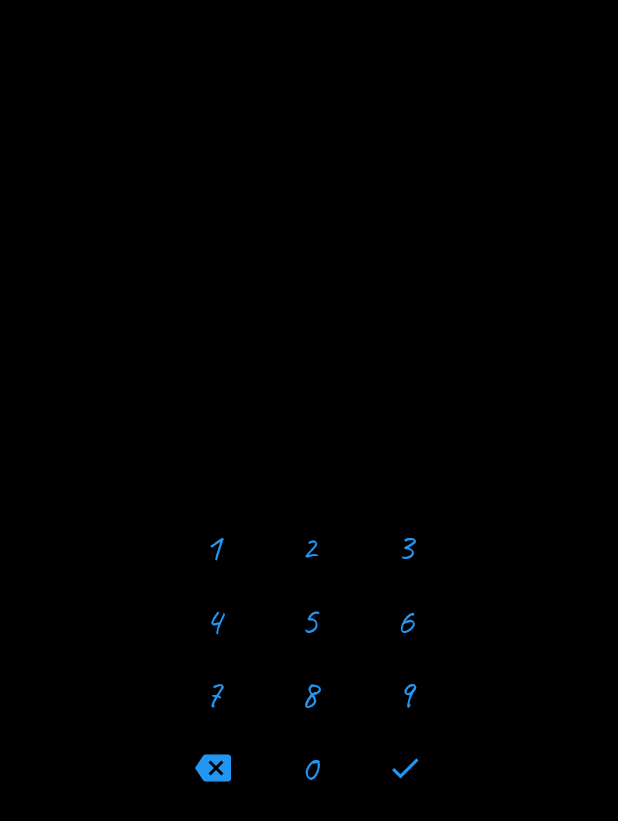
After one commit to psovit/phone-007, a Flutter app: the LockedScreen screen opened directly, scrolled down 576 dp, after a tap on the "backspace" icon, on a phone screen of 412 x 824 dp. The commit adds this screen. Shown: the top 821 px of the screen. Run offline on Flutter 3.47's test engine with Material 2 defaults, Android fonts, the light colour scheme and no system bars; our stand-ins replace flutter_redux, redux, timeago.

Commit message:
Lock screen design

```diff
--- a/lib/models/mission.dart
+++ b/lib/models/mission.dart
@@ -14,6 +14,7 @@ class Mission {
     this.hasGallery = true,
     this.hasInternetBrowser = false,
     this.hasNotes = false,
+    this.screenLocked = false,
   });
   final int id;
   final String title;
@@ -27,4 +28,7 @@ class Mission {
   final String questionText;
   final List<String> possibleAnswers;
   final bool hasNotes;
+  bool screenLocked;
+
+  void unlockScreen() => screenLocked = false;
 }
--- a/lib/redux/mission_state/mission_state.dart
+++ b/lib/redux/mission_state/mission_state.dart
@@ -27,4 +27,9 @@ class MissionState {
   Mission? getCurrentMission() {
     return _mission;
   }
+
+  MissionState unlockScreen() {
+    _mission?.unlockScreen();
+    return MissionState(_missions, _mission);
+  }
 }
--- a/lib/redux/mission_state/reducers.dart
+++ b/lib/redux/mission_state/reducers.dart
@@ -1,5 +1,6 @@
 import 'package:phone007/redux/core/exports.dart';
 import 'package:phone007/redux/mission_state/actions/export.dart';
+import 'package:phone007/redux/mission_state/actions/unlock_screen.dart';
 import 'package:phone007/redux/mission_state/mission_state.dart';
 import 'package:redux/redux.dart';
 
@@ -8,5 +9,6 @@ class MissionReducer extends GroupReducer<MissionState> {
       : super(<Reducer<MissionState>>[
           LoadMissionsReducer(),
           SetCurrentMissionReducer(),
+          UnlockScreenReducer(),
         ]);
 }
--- a/lib/screens/missions/introduction.dart
+++ b/lib/screens/missions/introduction.dart
@@ -62,9 +62,7 @@ class Introduction extends StatelessWidget {
               Di().getStore().dispatch(InitMission(mission));
               Navigator.of(context).push<dynamic>(
                 MaterialPageRoute<dynamic>(
-                  builder: (BuildContext context) => MissionScreen(
-                    mission: mission,
-                  ),
+                  builder: (BuildContext context) => MissionScreen(),
                 ),
               );
             }),
--- /dev/null
+++ b/lib/widgets/locked_screen.dart
@@ -0,0 +1,189 @@
+import 'package:flutter/material.dart';
+import 'package:flutter/services.dart';
+import 'package:phone007/redux/mission_state/actions/unlock_screen.dart';
+import 'package:phone007/utils/exports.dart';
+import 'package:phone007/widgets/shake_x.dart';
+
+class LockedScreen extends StatefulWidget {
+  const LockedScreen({
+    Key? key,
+    required this.validCode,
+    required this.hintText,
+  }) : super(key: key);
+  final String validCode;
+  final String hintText;
+
+  @override
+  _LockedScreenState createState() => _LockedScreenState();
+}
+
+class _LockedScreenState extends State<LockedScreen> {
+  String _enteredCode = '';
+
+  void _enterCode(String code) {
+    if (_enteredCode.length == 4) {
+      return;
+    }
+    setState(() {
+      _enteredCode = _enteredCode + code;
+    });
+  }
+
+  void _deleteCode() {
+    if (StringUtils.isNullOrEmpty(_enteredCode)) {
+      return;
+    }
+    setState(() {
+      _enteredCode = _enteredCode.substring(0, _enteredCode.length - 1);
+    });
+  }
+
+  Key _shakerKey = UniqueKey();
+
+  @override
+  Widget build(BuildContext context) {
+    return Scaffold(
+      backgroundColor: AppColors.black,
+      body: PageView(
+        scrollDirection: Axis.vertical,
+        children: <Widget>[
+          Container(
+            child: Center(
+              child: Text(
+                widget.hintText,
+                style: Theme.of(context)
+                    .textTheme
+                    .headline2
+                    ?.copyWith(color: AppColors.white),
+              ),
+            ),
+          ),
+          Column(
+            mainAxisAlignment: MainAxisAlignment.center,
+            crossAxisAlignment: CrossAxisAlignment.center,
+            children: <Widget>[
+              ShakeWidget(
+                key: _shakerKey,
+                child: Text(
+                  _enteredCode,
+                  style: const TextStyle(color: AppColors.white, fontSize: 26),
+                ),
+              ),
+              const SizedBox(height: 20),
+              Row(
+                mainAxisAlignment: MainAxisAlignment.center,
+                crossAxisAlignment: CrossAxisAlignment.center,
+                children: <Widget>[
+                  TextButton(
+                    onPressed: () => _enterCode('1'),
+                    child: const Text(
+                      '1',
+                      style: TextStyle(fontSize: 26),
+                    ),
+                  ),
+                  TextButton(
+                    onPressed: () => _enterCode('2'),
+                    child: const Text(
+                      '2',
+                      style: TextStyle(fontSize: 22),
+                    ),
+                  ),
+                  TextButton(
+                    onPressed: () => _enterCode('3'),
+                    child: const Text(
+                      '3',
+                      style: TextStyle(fontSize: 26),
+                    ),
+                  )
+                ],
+              ),
+              Row(
+                mainAxisAlignment: MainAxisAlignment.center,
+                crossAxisAlignment: CrossAxisAlignment.center,
+                children: <Widget>[
+                  TextButton(
+                    onPressed: () => _enterCode('4'),
+                    child: const Text(
+                      '4',
+                      style: TextStyle(fontSize: 26),
+                    ),
+                  ),
+                  TextButton(
+                    onPressed: () => _enterCode('5'),
+                    child: const Text(
+                      '5',
+                      style: TextStyle(fontSize: 26),
+                    ),
+                  ),
+                  TextButton(
+                    onPressed: () => _enterCode('6'),
+                    child: const Text(
+                      '6',
+                      style: TextStyle(fontSize: 26),
+                    ),
+                  )
+                ],
+              ),
+              Row(
+                mainAxisAlignment: MainAxisAlignment.center,
+                crossAxisAlignment: CrossAxisAlignment.center,
+                children: <Widget>[
+                  TextButton(
+                    onPressed: () => _enterCode('7'),
+                    child: const Text(
+                      '7',
+                      style: TextStyle(fontSize: 26),
+                    ),
+                  ),
+                  TextButton(
+                    onPressed: () => _enterCode('8'),
+                    child: const Text(
+                      '8',
+                      style: TextStyle(fontSize: 26),
+                    ),
+                  ),
+                  TextButton(
+                    onPressed: () => _enterCode('9'),
+                    child: const Text(
+                      '9',
+                      style: TextStyle(fontSize: 26),
+                    ),
+                  )
+                ],
+              ),
+              Row(
+                mainAxisAlignment: MainAxisAlignment.center,
+                crossAxisAlignment: CrossAxisAlignment.center,
+                children: <Widget>[
+                  TextButton(
+                    onPressed: _deleteCode,
+                    child: const Icon(Icons.backspace),
+                  ),
+                  TextButton(
+                    onPressed: () => _enterCode('0'),
+                    child: const Text(
+                      '0',
+                      style: TextStyle(fontSize: 26),
+                    ),
+                  ),
+                  TextButton(
+                    onPressed: () {
+                      if (_enteredCode.trim() == widget.validCode.trim()) {
+                        Di().getStore().dispatch(UnlockScreen());
+                      }
+                      setState(() {
+                        _shakerKey = UniqueKey();
+                      });
+                      HapticFeedback.heavyImpact();
+                    },
+                    child: const Icon(Icons.check),
+                  )
+                ],
+              )
+            ],
+          ),
+        ],
+      ),
+    );
+  }
+}
--- /dev/null
+++ b/lib/widgets/shake_x.dart
@@ -0,0 +1,35 @@
+import 'package:flutter/material.dart';
+
+@immutable
+class ShakeWidget extends StatelessWidget {
+  final Duration duration;
+  final double deltaX;
+  final Widget child;
+  final Curve curve;
+
+  const ShakeWidget({
+    Key? key,
+    this.duration = const Duration(milliseconds: 500),
+    this.deltaX = 20,
+    this.curve = Curves.bounceOut,
+    required this.child,
+  }) : super(key: key);
+
+  /// convert 0-1 to 0-1-0
+  double shake(double animation) =>
+      2 * (0.5 - (0.5 - curve.transform(animation)).abs());
+
+  @override
+  Widget build(BuildContext context) {
+    return TweenAnimationBuilder<double>(
+      key: key,
+      tween: Tween(begin: 0.0, end: 1.0),
+      duration: duration,
+      builder: (context, animation, child) => Transform.translate(
+        offset: Offset(deltaX * shake(animation), 0),
+        child: child,
+      ),
+      child: child,
+    );
+  }
+}
--- a/pubspec.yaml
+++ b/pubspec.yaml
@@ -57,6 +57,7 @@ flutter:
     - assets/images/hamro-jatra.jpg
     - assets/images/ghar.jpg
     - assets/images/mehendi.jpg
+    - assets/images/tima-miroshnichenko.jpg
 
   fonts:
     - family: Caveat
```
Also changed, not shown: lib/api/mission_repo.dart (+5 -4 lines), lib/redux/mission_state/actions/unlock_screen.dart (added, +11 -0 lines), lib/screens/missions/mission_screen.dart (+39 -22 lines), lib/models/screen_lock_view.dart (added), 3 other files.
